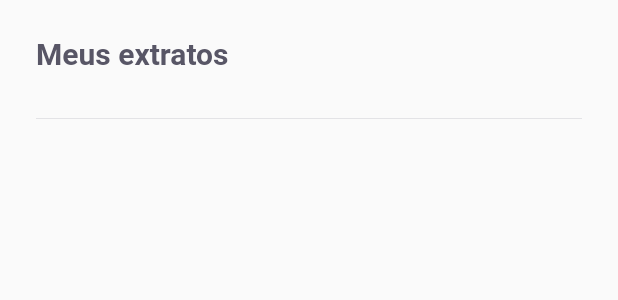
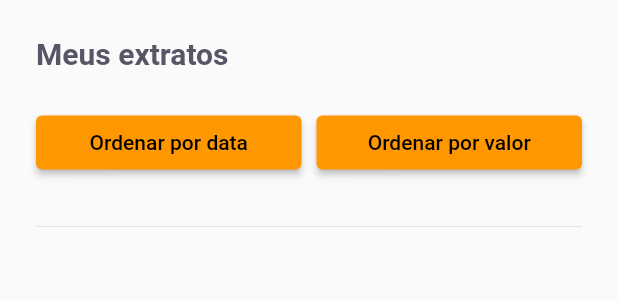
Before and after one commit to matheusEduardoTavares/nlw-together-flutter, a Flutter app: the ExtractPage widget shown alone on an empty page, opened directly, on a phone screen of 412 x 824 dp. Shown: the top 300 px of the screen. Run offline on Flutter 3.47's test engine with Material 2 defaults, Android fonts, the phone set to English and light mode, and no system bars; our stand-ins replace camera, firebase_core, flutter_masked_text2, font_awesome_flutter, google_fonts, google_sign_in and 2 more; missing offline and left inert: animated_card, google_ml_kit; accounts and stored records are empty; network calls fail.

Commit message:
Adicionado opção de filtrar extratos por valor ou por data de vencimento

```diff
--- /dev/null
+++ b/payflow/lib/modules/extract/extract_order_items.dart
@@ -0,0 +1,5 @@
+enum ExtractOrderItems {
+  none,
+  dueDate,
+  value,
+}
--- a/payflow/lib/modules/extract/extract_page.dart
+++ b/payflow/lib/modules/extract/extract_page.dart
@@ -1,4 +1,5 @@
 import 'package:flutter/material.dart';
+import 'package:payflow/modules/extract/extract_order_items.dart';
 import 'package:payflow/shared/models/controller_theme.dart';
 import 'package:payflow/shared/themes/app_colors.dart';
 import 'package:payflow/shared/themes/app_text_styles.dart';
@@ -15,6 +16,8 @@ class ExtractPage extends StatefulWidget {
 }
 
 class _ExtractPageState extends State<ExtractPage> {
+  var _extractOrder = ExtractOrderItems.none;
+
   @override
   Widget build(BuildContext context) {
     final themeController = Provider.of<ControllerTheme>(context);
@@ -24,7 +27,7 @@ class _ExtractPageState extends State<ExtractPage> {
       child: Column(
         children: [
           Padding(
-            padding: const EdgeInsets.symmetric(vertical: 24.0, horizontal: 24.0),
+            padding: const EdgeInsets.fromLTRB(24.0, 24.0, 24.0, 0.0),
             child: Row(
               children: [
                 Text(
@@ -32,6 +35,58 @@ class _ExtractPageState extends State<ExtractPage> {
                   style: AppTextStyles.getStyleBasedTheme(
                     style: AppTextStyles.titleBoldHeading,
                     isDarkTheme: isDarkTheme,
+                  ),
+                ),
+              ],
+            ),
+          ),
+          Padding(
+            padding: const EdgeInsets.symmetric(vertical: 24.0, horizontal: 24.0),
+            child: Row(
+              children: [
+                Expanded(
+                  child: ElevatedButton(
+                    style: ButtonStyle(
+                      backgroundColor: _extractOrder == ExtractOrderItems.dueDate ? MaterialStateProperty.all(
+                        Colors.green,
+                      ) : null,
+                    ),
+                    child: const Text('Ordenar por data'),
+                    onPressed: () {
+                      if (_extractOrder == ExtractOrderItems.dueDate) {
+                        setState(() {
+                          _extractOrder = ExtractOrderItems.none;
+                        });
+                      }
+                      else {
+                        setState(() {
+                          _extractOrder = ExtractOrderItems.dueDate;
+                        });
+                      }
+                    },
+                  ),
+                ),
+                const SizedBox(width: 10.0,),
+                Expanded(
+                  child: ElevatedButton(
+                    child: const Text('Ordenar por valor'),
+                    style: ButtonStyle(
+                      backgroundColor: _extractOrder == ExtractOrderItems.value ? MaterialStateProperty.all(
+                        Colors.green,
+                      ) : null,
+                    ),
+                    onPressed: () {
+                      if (_extractOrder == ExtractOrderItems.value) {
+                        setState(() {
+                          _extractOrder = ExtractOrderItems.none;
+                        });
+                      }
+                      else {
+                        setState(() {
+                          _extractOrder = ExtractOrderItems.value;
+                        });
+                      }
+                    },
                   ),
                 ),
               ],
@@ -47,6 +102,7 @@ class _ExtractPageState extends State<ExtractPage> {
             padding: const EdgeInsets.symmetric(horizontal: 24.0),
             child: BoletoListWidget(
               key: UniqueKey(),
+              orderBy: _extractOrder,
             ),
           )
         ],
--- a/payflow/lib/shared/widgets/boleto_list/boleto_list_widget.dart
+++ b/payflow/lib/shared/widgets/boleto_list/boleto_list_widget.dart
@@ -1,4 +1,5 @@
 import 'package:flutter/material.dart';
+import 'package:payflow/modules/extract/extract_order_items.dart';
 import 'package:payflow/shared/models/boleto_model.dart';
 import 'package:payflow/shared/widgets/boleto_list/boleto_list_controller.dart';
 import 'package:payflow/shared/widgets/boleto_tile/boleto_tile_widget.dart';
@@ -6,7 +7,10 @@ import 'package:payflow/shared/widgets/boleto_tile/boleto_tile_widget.dart';
 class BoletoListWidget extends StatefulWidget {
   BoletoListWidget({
     Key? key,
+    this.orderBy,
   }) : super(key: key);
+
+  final ExtractOrderItems? orderBy;
 
   @override
   _BoletoListWidgetState createState() => _BoletoListWidgetState();
@@ -25,11 +29,38 @@ class _BoletoListWidgetState extends State<BoletoListWidget> {
   Widget build(BuildContext context) {
     return ValueListenableBuilder<List<BoletoModel>>(
       valueListenable: _controller.boletosNotifier,
-      builder: (_, boletos, __) => Column(
-        children: boletos.map(
-          (e) => BoletoTileWidget(data: e),
-        ).toList(),
-      ),
+      builder: (_, boletos, __) {
+        List<BoletoModel> items;
+        items = [...boletos];
+
+        if (widget.orderBy != null) {
+          if (widget.orderBy == ExtractOrderItems.dueDate) {
+            items.sort(
+              (a, b) {
+                final firstDate = DateTime.tryParse(a.dueDate!);
+                final secondDate = DateTime.tryParse(b.dueDate!);
+
+                if (firstDate == null || secondDate == null) {
+                  return 0;
+                }
+
+                return firstDate.compareTo(secondDate);
+              }
+            );
+          }
+          else if (widget.orderBy == ExtractOrderItems.value) {
+            items.sort(
+              (a, b) => a.value!.compareTo(b.value!)
+            );
+          }
+        }
+
+        return Column(
+          children: items.map(
+            (e) => BoletoTileWidget(data: e),
+          ).toList(),
+        );
+      },
     );
   }
 }
```
Also changed, not shown: payflow/lib/app_widget.dart (+7 -0 lines), 1 other file.
